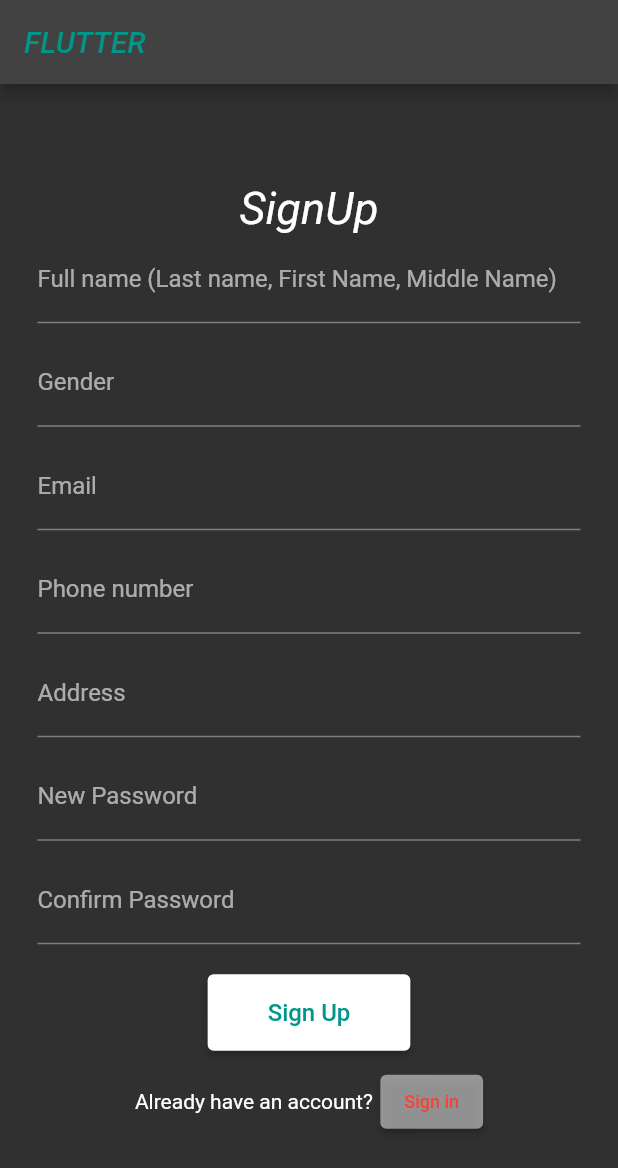
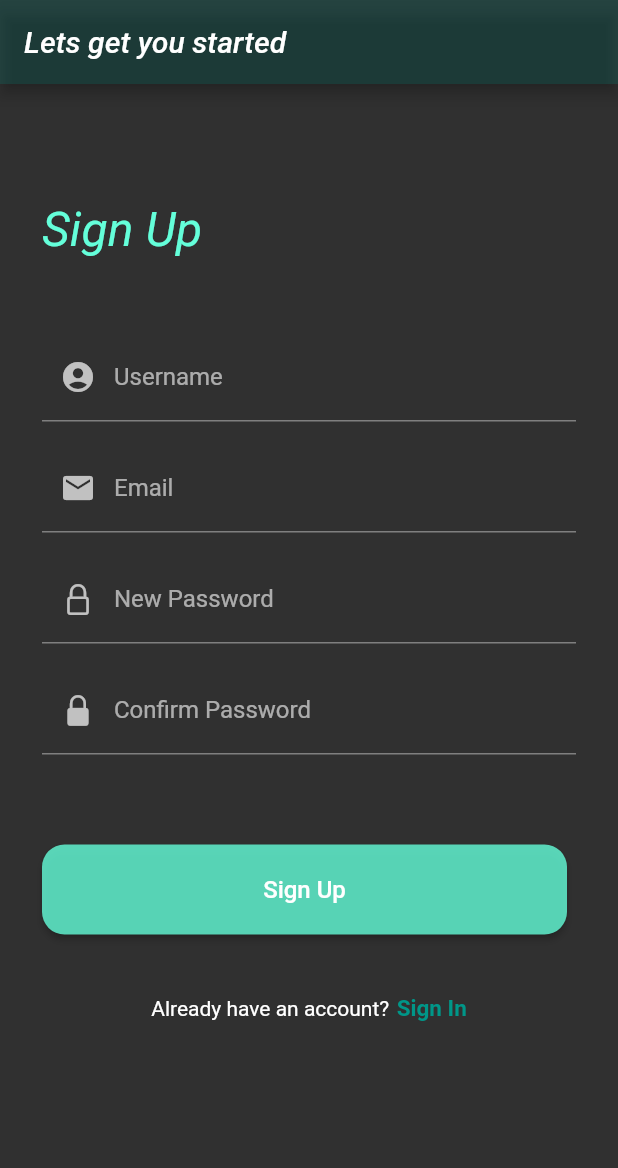
Before and after one commit to Alpha-Ronald/Eccomerce-app, a Flutter app: the screen it shows after launch, on a phone screen of 412 x 824 dp. Shown: the top 1168 px of the screen. Run offline on Flutter 3.47's test engine with Material 2 defaults, Android fonts, the phone set to English and light mode, and no system bars; our stand-ins replace badges, cached_network_image, carousel_slider, equatable, flutter_bloc.

Commit message:
UI redesign

```diff
--- a/lib/RegPage.dart
+++ /dev/null
@@ -1,157 +0,0 @@
-import 'package:flutter/material.dart';
-import 'package:flutter_projects/SignIn_page.dart';
-
-class RegistrationPage extends StatelessWidget {
-  const RegistrationPage({super.key});
-
-  @override
-  Widget build(BuildContext context) {
-    return Scaffold(
-      appBar: AppBar(
-        title: (const Text(
-          'FLUTTER',
-          style: TextStyle(fontStyle: FontStyle.italic, color: Colors.teal),
-        )),
-      ),
-      body: Padding(
-        padding: const EdgeInsets.all(25.0),
-        child: Column(
-          mainAxisAlignment: MainAxisAlignment.center,
-          children: [
-            const Text(
-              'SignUp',
-              style: TextStyle(fontSize: 30, fontStyle: FontStyle.italic),
-              textAlign: TextAlign.left,
-            ),
-            const TextField(
-              decoration: InputDecoration(
-                  labelText: 'Full name (Last name, First Name, Middle Name)'),
-            ),
-            const SizedBox(
-              height: 10,
-            ),
-            const TextField(
-              decoration: InputDecoration(labelText: 'Gender'),
-            ),
-            const SizedBox(
-              height: 10,
-            ),
-            const TextField(
-              decoration: InputDecoration(labelText: 'Email'),
-            ),
-            const SizedBox(
-              height: 10,
-            ),
-            const TextField(
-              decoration: InputDecoration(labelText: 'Phone number'),
-            ),
-            const SizedBox(
-              height: 10,
-            ),
-            const TextField(
-              decoration: InputDecoration(labelText: 'Address'),
-            ),
-            const SizedBox(
-              height: 10,
-            ),
-            const TextField(
-              obscureText: true,
-              decoration: InputDecoration(labelText: 'New Password'),
-            ),
-            const SizedBox(
-              height: 10,
-            ),
-            const TextField(
-              obscureText: true,
-              decoration: InputDecoration(labelText: 'Confirm Password'),
-            ),
-            const SizedBox(height: 20),
-            ElevatedButton(
-              onPressed: () {
-                Navigator.push(
-                    context,
-                    MaterialPageRoute(
-                        builder: (context) => const SignUpSuccessful()));
-              },
-              style: ElevatedButton.styleFrom(
-                  padding:
-                      const EdgeInsets.symmetric(horizontal: 40, vertical: 16),
-                  backgroundColor: Colors.white),
-              child: const Text(
-                "Sign Up",
-                style: TextStyle(fontSize: 16, color: Colors.teal),
-              ),
-            ),
-            const SizedBox(
-              height: 10,
-            ),
-            Row(
-              mainAxisAlignment: MainAxisAlignment.center,
-              children: [
-                const Text('Already have an account?'),
-                const SizedBox(
-                  width: 5,
-                ),
-                ElevatedButton(
-                    onPressed: () {
-                      Navigator.push(
-                          context,
-                          MaterialPageRoute(
-                              builder: (context) => const SignInPage()));
-                    },
-                    style: ElevatedButton.styleFrom(
-                        backgroundColor: Colors.white.withOpacity(0.5),
-                        foregroundColor: Colors.red),
-                    child: const Text(
-                      'Sign in',
-                      style: TextStyle(fontSize: 12),
-                    ))
-              ],
-            )
-          ],
-        ),
-      ),
-    );
-  }
-}
-
-class SignUpSuccessful extends StatelessWidget {
-  const SignUpSuccessful({super.key});
-
-  @override
-  Widget build(BuildContext context) {
-    return Scaffold(
-        appBar: AppBar(
-          backgroundColor: Colors.teal.withOpacity(0.2),
-          title: const Text(
-            'Rex Shoe collection',
-            style: TextStyle(color: Colors.blue, fontStyle: FontStyle.italic),
-          ),
-        ),
-        body: Padding(
-            padding: const EdgeInsets.all(50),
-            child: Row(
-              mainAxisAlignment: MainAxisAlignment.center,
-              children: [
-                const Text('Account Successfully created.'),
-                const SizedBox(
-                  width: 5,
-                ),
-                ElevatedButton(
-                    onPressed: () {
-                      Navigator.push(
-                          context,
-                          MaterialPageRoute(
-                              builder: (context) => const SignInPage()));
-                    },
-                    style: ElevatedButton.styleFrom(
-                        backgroundColor: Colors.white,
-                        foregroundColor: Colors.teal),
-                    child: const Text(
-                      'Sign in',
-                      style: TextStyle(fontSize: 12),
-                    ))
-              ],
-            )));
-  }
-}
--- /dev/null
+++ b/lib/signUp.dart
@@ -0,0 +1,197 @@
+import 'package:flutter/cupertino.dart';
+import 'package:flutter/material.dart';
+import 'package:flutter_projects/SignIn_page.dart';
+
+class RegistrationPage extends StatelessWidget {
+  const RegistrationPage({super.key});
+
+  @override
+  Widget build(BuildContext context) {
+    return Scaffold(
+      appBar: AppBar(
+        backgroundColor: Colors.teal.withOpacity(0.2),
+        title: (const Text(
+          'Lets get you started ',
+          style: TextStyle(
+            fontStyle: FontStyle.italic,
+            color: Colors.white,
+            //fontWeight: FontWeight.bold
+          ),
+        )),
+      ),
+      body: Padding(
+        padding: const EdgeInsets.all(28.0),
+        child: SingleChildScrollView(
+            child: Column(
+          //mainAxisAlignment: MainAxisAlignment.start,
+          crossAxisAlignment: CrossAxisAlignment.start,
+          children: [
+            const SizedBox(
+              height: 50,
+            ),
+            const Text(
+              'Sign Up',
+              style: TextStyle(
+                  fontSize: 32,
+                  fontStyle: FontStyle.italic,
+                  color: Colors.tealAccent),
+            ),
+            const SizedBox(
+              height: 50,
+            ),
+            const TextField(
+              decoration: InputDecoration(
+                  prefixIcon: Icon(Icons.account_circle),
+                  labelText: 'Username'),
+            ),
+            /*const SizedBox(
+              height: 10,
+            ),
+            const TextField(
+              decoration: InputDecoration(labelText: 'Gender'),
+            ),*/
+            const SizedBox(
+                  height: 15,
+            ),
+                const TextField(
+              decoration: InputDecoration(
+                  labelText: 'Email', prefixIcon: Icon(Icons.mail)),
+            ),
+                const SizedBox(
+                  height: 15,
+            ),
+                /*const TextField(
+              decoration: InputDecoration(labelText: 'Phone number'),
+            ),
+            const SizedBox(
+              height: 10,
+            ),
+            const TextField(
+              decoration: InputDecoration(labelText: 'Address'),
+            ),
+            const SizedBox(
+              height: 10,
+            ),*/
+            const TextField(
+                  obscureText: true,
+              decoration: InputDecoration(
+                  labelText: 'New Password',
+                  prefixIcon: Icon(CupertinoIcons.padlock)),
+            ),
+                const SizedBox(
+                  height: 15,
+                ),
+                const TextField(
+                  obscureText: true,
+                  decoration: InputDecoration(
+                      labelText: 'Confirm Password',
+                      prefixIcon: Icon(CupertinoIcons.padlock_solid)),
+                ),
+                const SizedBox(height: 60),
+                ElevatedButton(
+                  onPressed: () {
+                    Navigator.push(
+                        context,
+                        MaterialPageRoute(
+                            builder: (context) => const SignUpSuccessful()));
+                  },
+                  style: ElevatedButton.styleFrom(
+                      padding:
+                      const EdgeInsets.symmetric(horizontal: 40, vertical: 16),
+                      backgroundColor: Colors.tealAccent.withOpacity(0.8),
+                      minimumSize: const Size(350, 60),
+                      shape: RoundedRectangleBorder(
+                          borderRadius: (BorderRadius.circular(15)))),
+                  child: const Text(
+                    "Sign Up",
+                    style: TextStyle(fontSize: 16, color: Colors.white),
+                  ),
+                ),
+                const SizedBox(
+                  height: 40,
+            ),
+                Row(
+                  mainAxisAlignment: MainAxisAlignment.center,
+                  children: [
+                const Text('Already have an account?'),
+                const SizedBox(
+                  width: 5,
+                ),
+                GestureDetector(
+                  onTap: () {
+                    Navigator.push(
+                        context,
+                        MaterialPageRoute(
+                            builder: (context) => const SignInPage()));
+                  },
+                  child: const Text(
+                    'Sign In',
+                    style: TextStyle(
+                        color: Colors.teal,
+                        fontWeight: FontWeight.bold,
+                        fontSize: 15),
+                  ),
+                )
+                /*ElevatedButton(
+                    onPressed: () {
+                      Navigator.push(
+                          context,
+                          MaterialPageRoute(
+                              builder: (context) => const SignInPage()));
+                    },
+                    style: ElevatedButton.styleFrom(
+                        backgroundColor: Colors.white.withOpacity(0.5),
+                        foregroundColor: Colors.red),
+                    child: const Text(
+                      'Sign in',
+                      style: TextStyle(fontSize: 12),
+                    ))*/
+              ],
+            )
+          ],
+        )),
+      ),
+    );
+  }
+}
+
+class SignUpSuccessful extends StatelessWidget {
+  const SignUpSuccessful({super.key});
+
+  @override
+  Widget build(BuildContext context) {
+    return Scaffold(
+        appBar: AppBar(
+          backgroundColor: Colors.teal.withOpacity(0.2),
+          title: const Text(
+            'Rex Shoe collection',
+            style: TextStyle(color: Colors.blue, fontStyle: FontStyle.italic),
+          ),
+        ),
+        body: Padding(
+            padding: const EdgeInsets.all(50),
+            child: Row(
+              mainAxisAlignment: MainAxisAlignment.center,
+              children: [
+                const Text('Account Successfully created.'),
+                const SizedBox(
+                  width: 5,
+                ),
+                ElevatedButton(
+                    onPressed: () {
+                      Navigator.push(
+                          context,
+                          MaterialPageRoute(
+                              builder: (context) => const SignInPage()));
+                    },
+                    style: ElevatedButton.styleFrom(
+                        backgroundColor: Colors.white,
+                        foregroundColor: Colors.teal),
+                    child: const Text(
+                      'Sign in',
+                      style: TextStyle(fontSize: 12),
+                    ))
+              ],
+            )));
+  }
+}
--- a/lib/splashscreen.dart
+++ b/lib/splashscreen.dart
@@ -1,5 +1,5 @@
 import 'package:flutter/material.dart';
-import 'package:flutter_projects/RegPage.dart';
+import 'package:flutter_projects/signUp.dart';
 
 class SplashScreen extends StatefulWidget {
   const SplashScreen({super.key});
```
